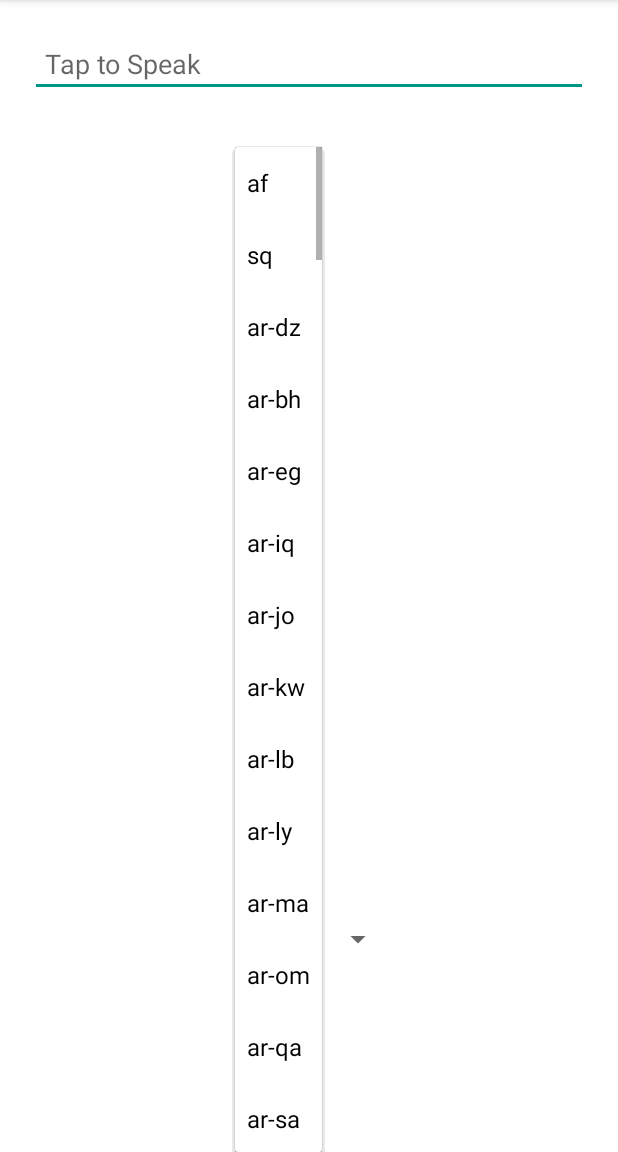
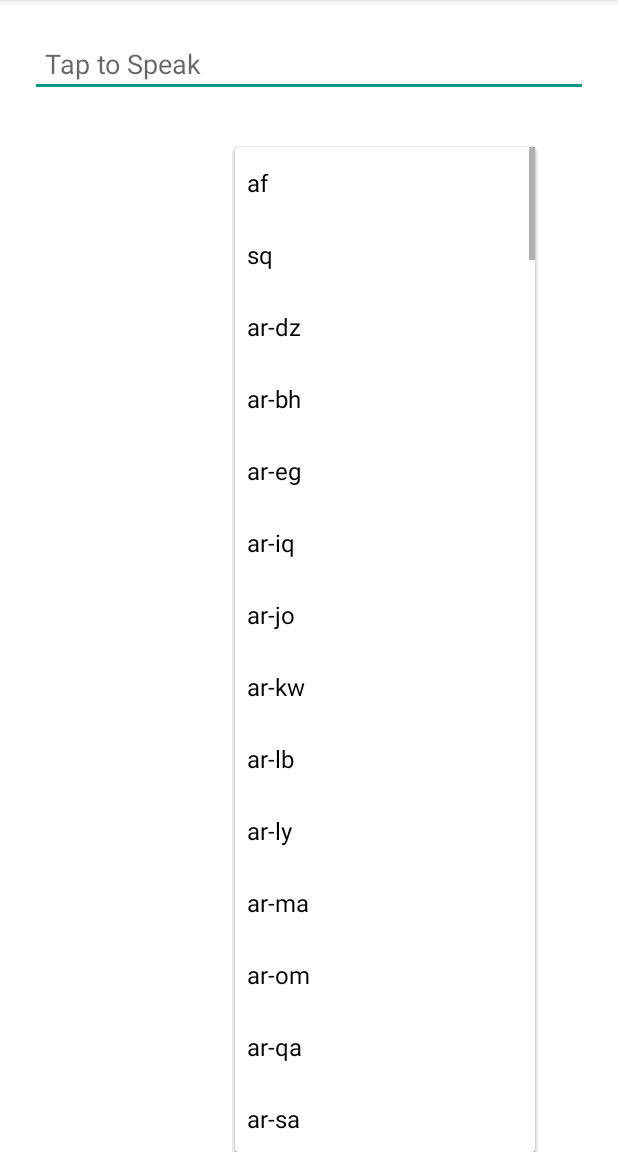
Before and after one commit to mzaifquraishi/MultiLangSpeechToText, an Android app: the screen it shows after launch (MainActivity), after a tap on "af", on a phone screen of 412 x 824 dp, the part 84-1236 px from its top. Run offline under Robolectric (Android 15) with nearby library versions, the phone set to English and light mode, and no system bars.

```diff
--- a/app/src/main/res/layout/activity_main.xml
+++ b/app/src/main/res/layout/activity_main.xml
@@ -23,6 +23,7 @@
         android:layout_width="wrap_content"
         android:layout_height="wrap_content"
         android:layout_marginBottom="60dp"
+        android:dropDownWidth="200dp"
         app:layout_constraintBottom_toTopOf="@+id/button"
         app:layout_constraintHorizontal_bias="0.512"
         app:layout_constraintLeft_toLeftOf="parent"
```
